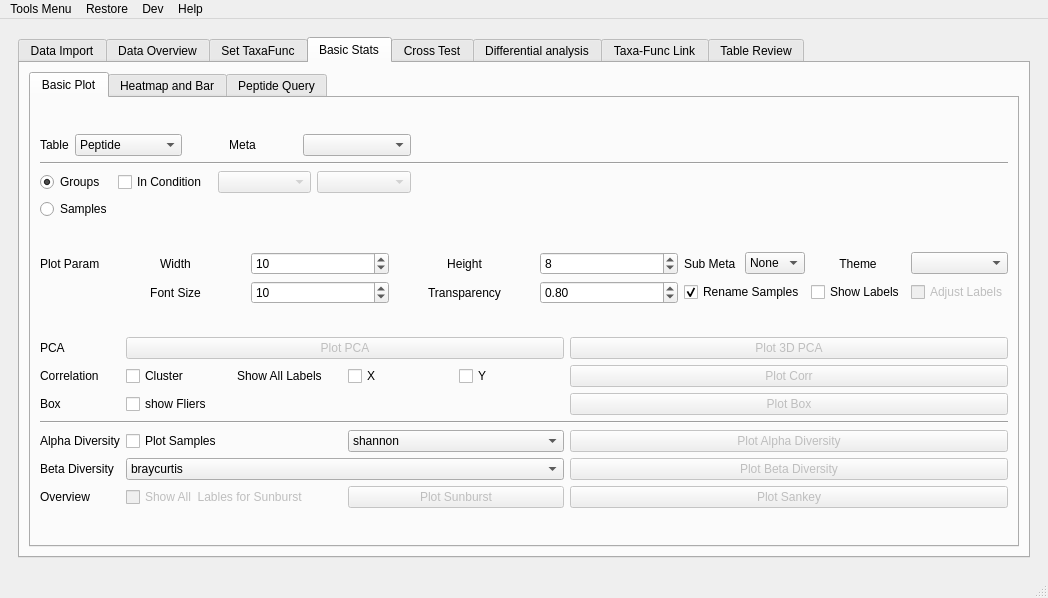
Qt form utils/MetaX_GUI/MainWindow.ui (byemaxx/MetaX) before a commit.
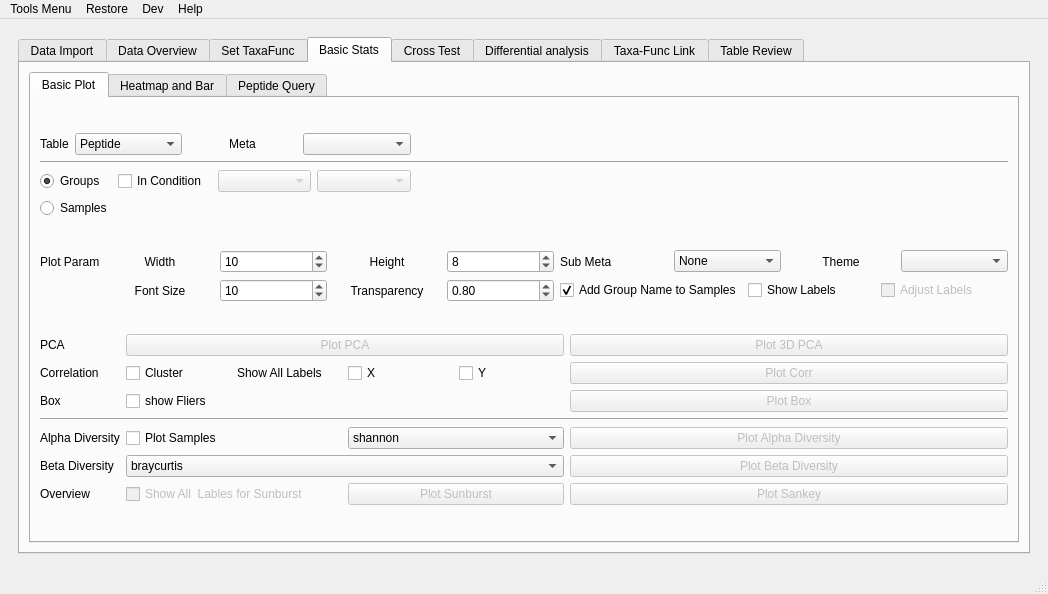
The same form after that commit.

Commit message: - Fix: Fixed the bug of when plot box plot, when the group number is more than 10, the error will raise.

The edit to the form file:
```diff
--- a/utils/MetaX_GUI/MainWindow.ui
+++ b/utils/MetaX_GUI/MainWindow.ui
@@ -7,7 +7,7 @@
     <x>0</x>
     <y>0</y>
     <width>1021</width>
-    <height>598</height>
+    <height>594</height>
    </rect>
   </property>
   <property name="sizePolicy">
@@ -1411,6 +1411,257 @@
                   </item>
                  </layout>
                 </item>
+                <item row="1" column="0">
+                 <layout class="QGridLayout" name="gridLayout_34">
+                  <item row="0" column="0">
+                   <widget class="QLabel" name="label_122">
+                    <property name="sizePolicy">
+                     <sizepolicy hsizetype="Maximum" vsizetype="Preferred">
+                      <horstretch>0</horstretch>
+                      <verstretch>0</verstretch>
+                     </sizepolicy>
+                    </property>
+                    <property name="text">
+                     <string>Plot Param</string>
+                    </property>
+                   </widget>
+                  </item>
+                  <item row="1" column="2">
+                   <layout class="QHBoxLayout" name="horizontalLayout_34">
+                    <item>
+                     <widget class="QCheckBox" name="checkBox_pca_if_show_group_name_in_label">
+                      <property name="enabled">
+                       <bool>true</bool>
+                      </property>
+                      <property name="sizePolicy">
+                       <sizepolicy hsizetype="Preferred" vsizetype="Fixed">
+                        <horstretch>0</horstretch>
+                        <verstretch>0</verstretch>
+                       </sizepolicy>
+                      </property>
+                      <property name="text">
+                       <string>Add Group Name to Samples</string>
+                      </property>
+                      <property name="checked">
+                       <bool>true</bool>
+                      </property>
+                     </widget>
+                    </item>
+                    <item>
+                     <widget class="QCheckBox" name="checkBox_pca_if_show_lable">
+                      <property name="sizePolicy">
+                       <sizepolicy hsizetype="Preferred" vsizetype="Fixed">
+                        <horstretch>0</horstretch>
+                        <verstretch>0</verstretch>
+                       </sizepolicy>
+                      </property>
+                      <property name="layoutDirection">
+                       <enum>Qt::LeftToRight</enum>
+                      </property>
+                      <property name="text">
+                       <string>Show Labels</string>
+                      </property>
+                     </widget>
+                    </item>
+                    <item>
+                     <widget class="QCheckBox" name="checkBox_pca_if_adjust_pca_label">
+                      <property name="enabled">
+                       <bool>false</bool>
+                      </property>
+                      <property name="sizePolicy">
+                       <sizepolicy hsizetype="Preferred" vsizetype="Fixed">
+                        <horstretch>0</horstretch>
+                        <verstretch>0</verstretch>
+                       </sizepolicy>
+                      </property>
+                      <property name="text">
+                       <string>Adjust Labels</string>
+                      </property>
+                     </widget>
+                    </item>
+                   </layout>
+                  </item>
+                  <item row="0" column="1">
+                   <layout class="QHBoxLayout" name="horizontalLayout_32">
+                    <item>
+                     <widget class="QLabel" name="label_94">
+                      <property name="sizePolicy">
+                       <sizepolicy hsizetype="Preferred" vsizetype="Preferred">
+                        <horstretch>0</horstretch>
+                        <verstretch>0</verstretch>
+                       </sizepolicy>
+                      </property>
+                      <property name="text">
+                       <string>Width</string>
+                      </property>
+                      <property name="alignment">
+                       <set>Qt::AlignCenter</set>
+                      </property>
+                     </widget>
+                    </item>
+                    <item>
+                     <widget class="QSpinBox" name="spinBox_basic_pca_width">
+                      <property name="sizePolicy">
+                       <sizepolicy hsizetype="Preferred" vsizetype="Fixed">
+                        <horstretch>0</horstretch>
+                        <verstretch>0</verstretch>
+                       </sizepolicy>
+                      </property>
+                      <property name="minimum">
+                       <number>1</number>
+                      </property>
+                      <property name="value">
+                       <number>10</number>
+                      </property>
+                     </widget>
+                    </item>
+                    <item>
+                     <widget class="QLabel" name="label_101">
+                      <property name="sizePolicy">
+                       <sizepolicy hsizetype="Preferred" vsizetype="Preferred">
+                        <horstretch>0</horstretch>
+                        <verstretch>0</verstretch>
+                       </sizepolicy>
+                      </property>
+                      <property name="text">
+                       <string>Height</string>
+                      </property>
+                      <property name="alignment">
+                       <set>Qt::AlignCenter</set>
+                      </property>
+                     </widget>
+                    </item>
+                    <item>
+                     <widget class="QSpinBox" name="spinBox_basic_pca_height">
+                      <property name="sizePolicy">
+                       <sizepolicy hsizetype="Preferred" vsizetype="Fixed">
+                        <horstretch>0</horstretch>
+                        <verstretch>0</verstretch>
+                       </sizepolicy>
+                      </property>
+                      <property name="minimum">
+                       <number>1</number>
+                      </property>
+                      <property name="value">
+                       <number>8</number>
+                      </property>
+                     </widget>
+                    </item>
+                   </layout>
+                  </item>
+                  <item row="0" column="2">
+                   <layout class="QHBoxLayout" name="horizontalLayout_25">
+                    <item>
+                     <widget class="QLabel" name="label_142">
+                      <property name="text">
+                       <string>Sub Meta </string>
+                      </property>
+                     </widget>
+                    </item>
+                    <item>
+                     <widget class="QComboBox" name="comboBox_sub_meta_pca">
+                      <property name="sizePolicy">
+                       <sizepolicy hsizetype="Preferred" vsizetype="Fixed">
+                        <horstretch>0</horstretch>
+                        <verstretch>0</verstretch>
+                       </sizepolicy>
+                      </property>
+                      <item>
+                       <property name="text">
+                        <string>None</string>
+                       </property>
+                      </item>
+                     </widget>
+                    </item>
+                    <item>
+                     <widget class="QLabel" name="label_151">
+                      <property name="text">
+                       <string>Theme</string>
+                      </property>
+                      <property name="alignment">
+                       <set>Qt::AlignCenter</set>
+                      </property>
+                     </widget>
+                    </item>
+                    <item>
+                     <widget class="QComboBox" name="comboBox_basic_theme">
+                      <property name="editable">
+                       <bool>false</bool>
+                      </property>
+                     </widget>
+                    </item>
+                   </layout>
+                  </item>
+                  <item row="1" column="1">
+                   <layout class="QHBoxLayout" name="horizontalLayout_33">
+                    <item>
+                     <widget class="QLabel" name="label_107">
+                      <property name="sizePolicy">
+                       <sizepolicy hsizetype="Preferred" vsizetype="Preferred">
+                        <horstretch>0</horstretch>
+                        <verstretch>0</verstretch>
+                       </sizepolicy>
+                      </property>
+                      <property name="text">
+                       <string>Font Size</string>
+                      </property>
+                      <property name="alignment">
+                       <set>Qt::AlignCenter</set>
+                      </property>
+                     </widget>
+                    </item>
+                    <item>
+                     <widget class="QSpinBox" name="spinBox_basic_pca_label_font_size">
+                      <property name="minimum">
+                       <number>1</number>
+                      </property>
+                      <property name="maximum">
+                       <number>999</number>
+                      </property>
+                      <property name="value">
+                       <number>10</number>
+                      </property>
+                     </widget>
+                    </item>
+                    <item>
+                     <widget class="QLabel" name="label_116">
+                      <property name="sizePolicy">
+                       <sizepolicy hsizetype="Preferred" vsizetype="Preferred">
+                        <horstretch>0</horstretch>
+                        <verstretch>0</verstretch>
+                       </sizepolicy>
+                      </property>
+                      <property name="text">
+                       <string>Transparency</string>
+                      </property>
+                      <property name="alignment">
+                       <set>Qt::AlignCenter</set>
+                      </property>
+                     </widget>
+                    </item>
+                    <item>
+                     <widget class="QDoubleSpinBox" name="doubleSpinBox_basic_pca_label_font_transparency">
+                      <property name="sizePolicy">
+                       <sizepolicy hsizetype="Preferred" vsizetype="Fixed">
+                        <horstretch>0</horstretch>
+                        <verstretch>0</verstretch>
+                       </sizepolicy>
+                      </property>
+                      <property name="maximum">
+                       <double>1.000000000000000</double>
+                      </property>
+                      <property name="singleStep">
+                       <double>0.050000000000000</double>
+                      </property>
+                      <property name="value">
+                       <double>0.800000000000000</double>
+                      </property>
+                     </widget>
+                    </item>
+                   </layout>
+                  </item>
+                 </layout>
+                </item>
                 <item row="2" column="0">
                  <layout class="QGridLayout" name="gridLayout_40">
                   <property name="spacing">
@@ -1747,253 +1998,6 @@
                   </item>
                  </layout>
                 </item>
-                <item row="1" column="0">
-                 <layout class="QGridLayout" name="gridLayout_36">
-                  <item row="1" column="1">
-                   <layout class="QHBoxLayout" name="horizontalLayout_33">
-                    <item>
-                     <widget class="QLabel" name="label_107">
-                      <property name="sizePolicy">
-                       <sizepolicy hsizetype="Preferred" vsizetype="Preferred">
-                        <horstretch>0</horstretch>
-                        <verstretch>0</verstretch>
-                       </sizepolicy>
-                      </property>
-                      <property name="text">
-                       <string>Font Size</string>
-                      </property>
-                      <property name="alignment">
-                       <set>Qt::AlignCenter</set>
-                      </property>
-                     </widget>
-                    </item>
-                    <item>
-                     <widget class="QSpinBox" name="spinBox_basic_pca_label_font_size">
-                      <property name="minimum">
-                       <number>1</number>
-                      </property>
-                      <property name="maximum">
-                       <number>999</number>
-                      </property>
-                      <property name="value">
-                       <number>10</number>
-                      </property>
-                     </widget>
-                    </item>
-                    <item>
-                     <widget class="QLabel" name="label_116">
-                      <property name="sizePolicy">
-                       <sizepolicy hsizetype="Preferred" vsizetype="Preferred">
-                        <horstretch>0</horstretch>
-                        <verstretch>0</verstretch>
-                       </sizepolicy>
-                      </property>
-                      <property name="text">
-                       <string>Transparency</string>
-                      </property>
-                      <property name="alignment">
-                       <set>Qt::AlignCenter</set>
-                      </property>
-                     </widget>
-                    </item>
-                    <item>
-                     <widget class="QDoubleSpinBox" name="doubleSpinBox_basic_pca_label_font_transparency">
-                      <property name="sizePolicy">
-                       <sizepolicy hsizetype="Preferred" vsizetype="Fixed">
-                        <horstretch>0</horstretch>
-                        <verstretch>0</verstretch>
-                       </sizepolicy>
-                      </property>
-                      <property name="maximum">
-                       <double>1.000000000000000</double>
-                      </property>
-                      <property name="singleStep">
-                       <double>0.050000000000000</double>
-                      </property>
-                      <property name="value">
-                       <double>0.800000000000000</double>
-                      </property>
-                     </widget>
-                    </item>
-                   </layout>
-                  </item>
-                  <item row="1" column="2">
-                   <widget class="QCheckBox" name="checkBox_pca_if_show_group_name_in_label">
-                    <property name="enabled">
-                     <bool>true</bool>
-                    </property>
-                    <property name="sizePolicy">
-                     <sizepolicy hsizetype="Maximum" vsizetype="Fixed">
-                      <horstretch>0</horstretch>
-                      <verstretch>0</verstretch>
-                     </sizepolicy>
-                    </property>
-                    <property name="text">
-                     <string>Rename Samples</string>
-                    </property>
-                    <property name="checked">
-                     <bool>true</bool>
-                    </property>
-                   </widget>
-                  </item>
-                  <item row="1" column="4">
-                   <widget class="QCheckBox" name="checkBox_pca_if_adjust_pca_label">
-                    <property name="enabled">
-                     <bool>false</bool>
-                    </property>
-                    <property name="sizePolicy">
-                     <sizepolicy hsizetype="Maximum" vsizetype="Fixed">
-                      <horstretch>0</horstretch>
-                      <verstretch>0</verstretch>
-                     </sizepolicy>
-                    </property>
-                    <property name="text">
-                     <string>Adjust Labels</string>
-                    </property>
-                   </widget>
-                  </item>
-                  <item row="0" column="1">
-                   <layout class="QHBoxLayout" name="horizontalLayout_32">
-                    <item>
-                     <widget class="QLabel" name="label_94">
-                      <property name="sizePolicy">
-                       <sizepolicy hsizetype="Preferred" vsizetype="Preferred">
-                        <horstretch>0</horstretch>
-                        <verstretch>0</verstretch>
-                       </sizepolicy>
-                      </property>
-                      <property name="text">
-                       <string>Width</string>
-                      </property>
-                      <property name="alignment">
-                       <set>Qt::AlignCenter</set>
-                      </property>
-                     </widget>
-                    </item>
-                    <item>
-                     <widget class="QSpinBox" name="spinBox_basic_pca_width">
-                      <property name="sizePolicy">
-                       <sizepolicy hsizetype="Preferred" vsizetype="Fixed">
-                        <horstretch>0</horstretch>
-                        <verstretch>0</verstretch>
-                       </sizepolicy>
-                      </property>
-                      <property name="minimum">
-                       <number>1</number>
-                      </property>
-                      <property name="value">
-                       <number>10</number>
-                      </property>
-                     </widget>
-                    </item>
-                    <item>
-                     <widget class="QLabel" name="label_101">
-                      <property name="sizePolicy">
-                       <sizepolicy hsizetype="Preferred" vsizetype="Preferred">
-                        <horstretch>0</horstretch>
-                        <verstretch>0</verstretch>
-                       </sizepolicy>
-                      </property>
-                      <property name="text">
-                       <string>Height</string>
-                      </property>
-                      <property name="alignment">
-                       <set>Qt::AlignCenter</set>
-                      </property>
-                     </widget>
-                    </item>
-                    <item>
-                     <widget class="QSpinBox" name="spinBox_basic_pca_height">
-                      <property name="sizePolicy">
-                       <sizepolicy hsizetype="Preferred" vsizetype="Fixed">
-                        <horstretch>0</horstretch>
-                        <verstretch>0</verstretch>
-                       </sizepolicy>
-                      </property>
-                      <property name="minimum">
-                       <number>1</number>
-                      </property>
-                      <property name="value">
-                       <number>8</number>
-                      </property>
-                     </widget>
-                    </item>
-                   </layout>
-                  </item>
-                  <item row="0" column="2">
-                   <layout class="QHBoxLayout" name="horizontalLayout_25">
-                    <item>
-                     <widget class="QLabel" name="label_142">
-                      <property name="text">
-                       <string>Sub Meta </string>
-                      </property>
-                     </widget>
-                    </item>
-                    <item>
-                     <widget class="QComboBox" name="comboBox_sub_meta_pca">
-                      <property name="sizePolicy">
-                       <sizepolicy hsizetype="Preferred" vsizetype="Fixed">
-                        <horstretch>0</horstretch>
-                        <verstretch>0</verstretch>
-                       </sizepolicy>
-                      </property>
-                      <item>
-                       <property name="text">
-                        <string>None</string>
-                       </property>
-                      </item>
-                     </widget>
-                    </item>
-                   </layout>
-                  </item>
-                  <item row="0" column="0">
-                   <widget class="QLabel" name="label_122">
-                    <property name="sizePolicy">
-                     <sizepolicy hsizetype="Maximum" vsizetype="Preferred">
-                      <horstretch>0</horstretch>
-                      <verstretch>0</verstretch>
-                     </sizepolicy>
-                    </property>
-                    <property name="text">
-                     <string>Plot Param</string>
-                    </property>
-                   </widget>
-                  </item>
-                  <item row="0" column="3">
-                   <widget class="QLabel" name="label_151">
-                    <property name="text">
-                     <string>Theme</string>
-                    </property>
-                    <property name="alignment">
-                     <set>Qt::AlignCenter</set>
-                    </property>
-                   </widget>
-                  </item>
-                  <item row="0" column="4">
-                   <widget class="QComboBox" name="comboBox_basic_theme">
-                    <property name="editable">
-                     <bool>false</bool>
-                    </property>
-                   </widget>
-                  </item>
-                  <item row="1" column="3">
-                   <widget class="QCheckBox" name="checkBox_pca_if_show_lable">
-                    <property name="sizePolicy">
-                     <sizepolicy hsizetype="Fixed" vsizetype="Fixed">
-                      <horstretch>0</horstretch>
-                      <verstretch>0</verstretch>
-                     </sizepolicy>
-                    </property>
-                    <property name="layoutDirection">
-                     <enum>Qt::LeftToRight</enum>
-                    </property>
-                    <property name="text">
-                     <string>Show Labels</string>
-                    </property>
-                   </widget>
-                  </item>
-                 </layout>
-                </item>
                </layout>
               </widget>
               <widget class="QWidget" name="tab_13">
```
Left out of the diff: 2 changed lines with no effect on the pictures. The commit also changes 4 other files.
